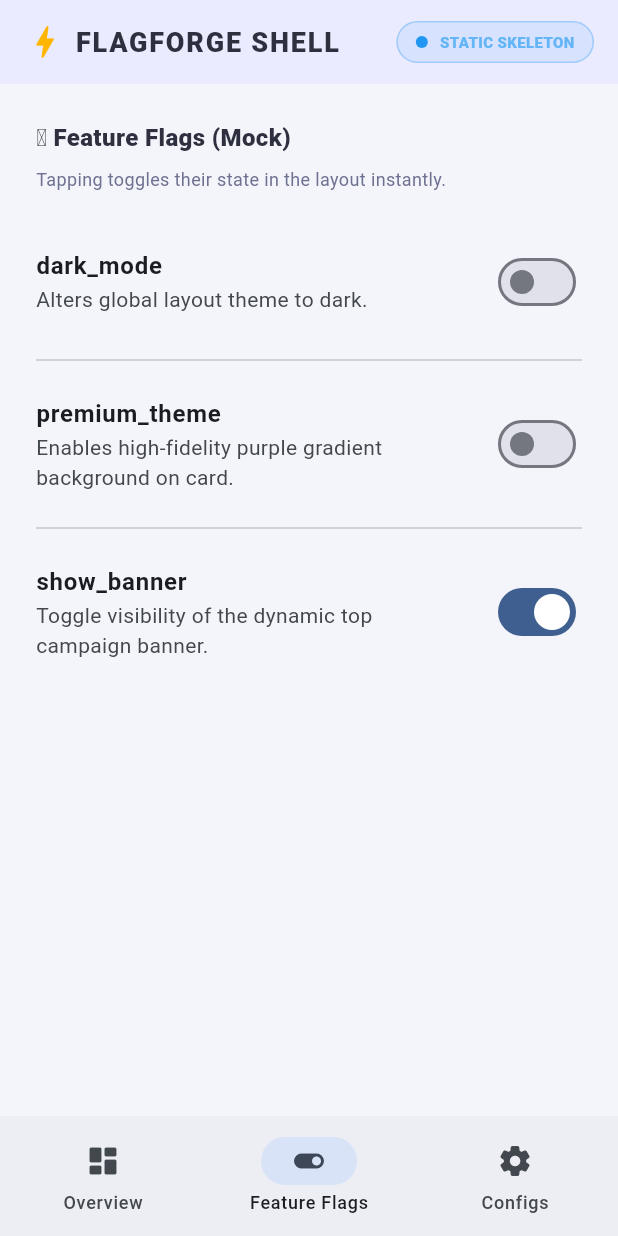
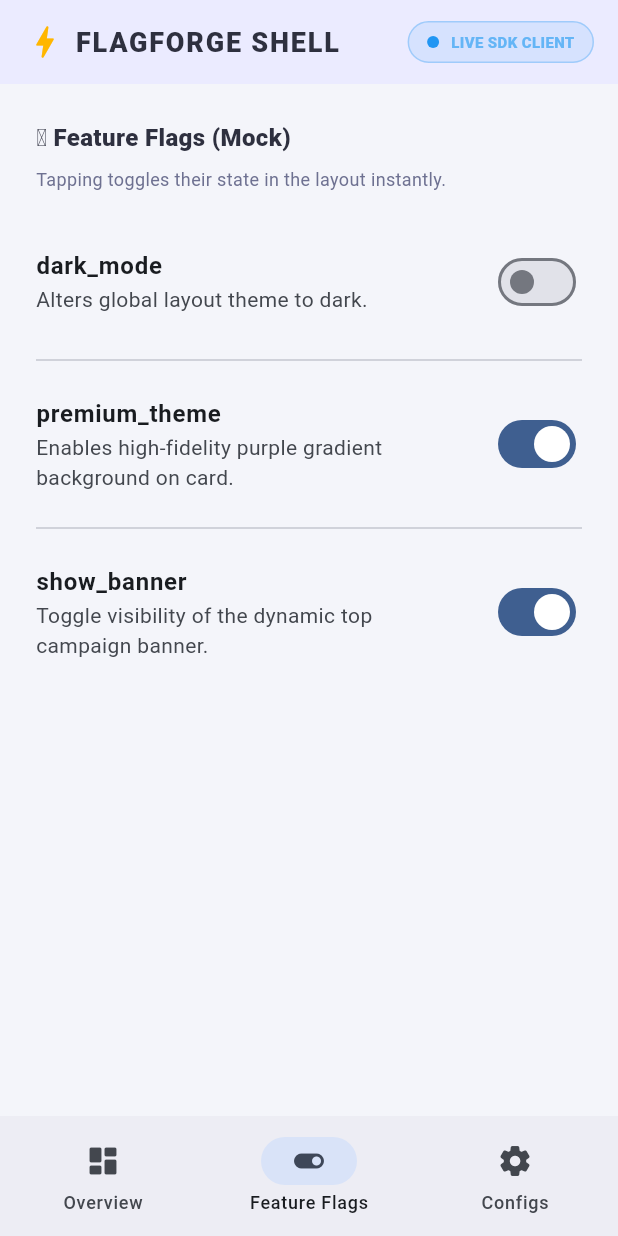
Before and after one commit to tanishpashte/Flagforge, a Flutter app: the screen it shows after launch, item 2 of the bottom bar chosen, after a tap on "dark_mode", on a phone screen of 412 x 824 dp. Run offline on Flutter 3.47's test engine with Material 3 defaults, Android fonts, the phone set to English and light mode, and no system bars; Roboto replaces fonts that are missing (Outfit).

Commit message:
feat: inject change notifier listener to bind ui to local flag cache

```diff
--- a/client_flutter/lib/flagforge_sdk.dart
+++ b/client_flutter/lib/flagforge_sdk.dart
@@ -22,6 +22,62 @@ class FlagForgeClient extends ChangeNotifier {
   });
 
   bool get isInitialized => _isInitialized;
+
+  // Read-only/direct access to cache maps
+  Map<String, dynamic> get flags => _flags;
+  Map<String, dynamic> get configs => _configs;
+
+  // Programmatic setters for local state updating and testing
+  void setFlag(String key, bool isEnabled) {
+    final existing = _flags[key];
+    if (existing is Map<String, dynamic>) {
+      final updated = Map<String, dynamic>.from(existing);
+      updated['is_enabled'] = isEnabled;
+      updated['updated_at'] = DateTime.now().toIso8601String();
+      _flags[key] = updated;
+    } else if (existing is FeatureFlag) {
+      _flags[key] = existing.copyWith(
+        isEnabled: isEnabled,
+        updatedAt: DateTime.now(),
+      );
+    } else {
+      _flags[key] = {
+        'key': key,
+        'is_enabled': isEnabled,
+        'description': 'Locally set flag',
+        'project_id': 0,
+        'updated_at': DateTime.now().toIso8601String(),
+      };
+    }
+    notifyListeners();
+  }
+
+  void setConfig(String key, String value, {String valueType = 'string'}) {
+    final existing = _configs[key];
+    if (existing is Map<String, dynamic>) {
+      final updated = Map<String, dynamic>.from(existing);
+      updated['value'] = value;
+      updated['value_type'] = valueType;
+      updated['updated_at'] = DateTime.now().toIso8601String();
+      _configs[key] = updated;
+    } else if (existing is RemoteConfig) {
+      _configs[key] = existing.copyWith(
+        value: value,
+        valueType: ConfigType.fromString(valueType),
+        updatedAt: DateTime.now(),
+      );
+    } else {
+      _configs[key] = {
+        'key': key,
+        'value': value,
+        'value_type': valueType,
+        'description': 'Locally set config',
+        'project_id': 0,
+        'updated_at': DateTime.now().toIso8601String(),
+      };
+    }
+    notifyListeners();
+  }
 
   // Clean getter for evaluated flags
   bool isEnabled(String key, {bool defaultValue = false}) {
--- a/client_flutter/lib/main.dart
+++ b/client_flutter/lib/main.dart
@@ -1,4 +1,6 @@
+import 'dart:async';
 import 'package:flutter/material.dart';
+import 'flagforge_sdk.dart';
 
 void main() {
   runApp(const FlagForgeExampleApp());
@@ -12,50 +14,54 @@ class FlagForgeExampleApp extends StatefulWidget {
 }
 
 class _FlagForgeExampleAppState extends State<FlagForgeExampleApp> {
-  // Local state representing mock flags and configs (No networking / no state management)
-  bool _darkMode = true;
-  bool _premiumTheme = false;
-  bool _showBanner = true;
-  String _bannerMessage = 'Welcome to FlagForge Static Preview!';
-  String _accentColorHex = '#89B4FA';
+  // Instantiate FlagForgeClient
+  final FlagForgeClient _client = FlagForgeClient();
+  Timer? _mockUpdateTimer;
 
-  // Local state updates
-  void _toggleDarkMode() {
-    setState(() {
-      _darkMode = !_darkMode;
-    });
+  @override
+  void initState() {
+    super.initState();
+    // Default mock data to populate client cache map
+    _client.setFlag('dark_mode', true);
+    _client.setFlag('premium_theme', false);
+    _client.setFlag('show_banner', true);
+    _client.setConfig('banner_message', 'Welcome to FlagForge Client-Side Cache Injection!');
+    _client.setConfig('theme_accent_color', '#89B4FA');
+
+    // Simulate real-time local update to verify visual transformations
+    _mockUpdateTimer = Timer(const Duration(seconds: 3), () {
+      if (mounted) {
+        _client.setFlag('premium_theme', true);
+        _client.setConfig(
+          'banner_message',
+          'UI successfully transformed via local client state update!',
+        );
       }
-
-  void _togglePremiumTheme() {
-    setState(() {
-      _premiumTheme = !_premiumTheme;
-    });
-  }
-
-  void _toggleShowBanner() {
-    setState(() {
-      _showBanner = !_showBanner;
-    });
-  }
-
-  void _updateBannerMessage(String msg) {
-    setState(() {
-      _bannerMessage = msg;
-    });
-  }
-
-  void _updateAccentColor(String hex) {
-    setState(() {
-      _accentColorHex = hex;
     });
   }
 
   @override
+  void dispose() {
+    _mockUpdateTimer?.cancel();
+    _client.dispose();
+    super.dispose();
+  }
+
+  @override
   Widget build(BuildContext context) {
+    return ListenableBuilder(
+      listenable: _client,
+      builder: (context, child) {
+        final darkMode = _client.isEnabled('dark_mode', defaultValue: true);
+        final premiumTheme = _client.isEnabled('premium_theme', defaultValue: false);
+        final showBanner = _client.isEnabled('show_banner', defaultValue: true);
+        final bannerMessage = _client.getConfigValue('banner_message', defaultValue: 'Welcome to FlagForge Static Preview!');
+        final accentColorHex = _client.getConfigValue('theme_accent_color', defaultValue: '#89B4FA');
+
         // Dynamically parse hex color
         Color accentColor = const Color(0xFF89B4FA);
         try {
-      final hex = _accentColorHex.replaceAll('#', '');
+          final hex = accentColorHex.replaceAll('#', '');
           if (hex.length == 6) {
             accentColor = Color(int.parse('FF$hex', radix: 16));
           } else if (hex.length == 8) {
@@ -68,57 +74,47 @@ class _FlagForgeExampleAppState extends State<FlagForgeExampleApp> {
           debugShowCheckedModeBanner: false,
           theme: ThemeData(
             useMaterial3: true,
-        brightness: _darkMode ? Brightness.dark : Brightness.light,
+            brightness: darkMode ? Brightness.dark : Brightness.light,
             colorScheme: ColorScheme.fromSeed(
               seedColor: accentColor,
-          brightness: _darkMode ? Brightness.dark : Brightness.light,
-          surface: _darkMode ? const Color(0xFF0F0F1A) : const Color(0xFFF4F5FA),
+              brightness: darkMode ? Brightness.dark : Brightness.light,
+              surface: darkMode ? const Color(0xFF0F0F1A) : const Color(0xFFF4F5FA),
             ),
             fontFamily: 'Outfit',
           ),
           home: DashboardScreen(
-        darkMode: _darkMode,
-        premiumTheme: _premiumTheme,
-        showBanner: _showBanner,
-        bannerMessage: _bannerMessage,
+            client: _client,
+            darkMode: darkMode,
+            premiumTheme: premiumTheme,
+            showBanner: showBanner,
+            bannerMessage: bannerMessage,
             accentColor: accentColor,
-        accentColorHex: _accentColorHex,
-        onToggleDarkMode: _toggleDarkMode,
-        onTogglePremiumTheme: _togglePremiumTheme,
-        onToggleShowBanner: _toggleShowBanner,
-        onUpdateBannerMessage: _updateBannerMessage,
-        onUpdateAccentColor: _updateAccentColor,
+            accentColorHex: accentColorHex,
           ),
+        );
+      },
     );
   }
 }
 
 class DashboardScreen extends StatefulWidget {
+  final FlagForgeClient client;
   final bool darkMode;
   final bool premiumTheme;
   final bool showBanner;
   final String bannerMessage;
   final Color accentColor;
   final String accentColorHex;
-  final VoidCallback onToggleDarkMode;
-  final VoidCallback onTogglePremiumTheme;
-  final VoidCallback onToggleShowBanner;
-  final ValueChanged<String> onUpdateBannerMessage;
-  final ValueChanged<String> onUpdateAccentColor;
 
   const DashboardScreen({
     super.key,
+    required this.client,
     required this.darkMode,
     required this.premiumTheme,
     required this.showBanner,
     required this.bannerMessage,
     required this.accentColor,
     required this.accentColorHex,
-    required this.onToggleDarkMode,
-    required this.onTogglePremiumTheme,
-    required this.onToggleShowBanner,
-    required this.onUpdateBannerMessage,
-    required this.onUpdateAccentColor,
   });
 
   @override
@@ -127,6 +123,41 @@ class DashboardScreen extends StatefulWidget {
 
 class _DashboardScreenState extends State<DashboardScreen> {
   int _currentIndex = 0;
+  late final TextEditingController _textController;
+  late final TextEditingController _colorController;
+
+  @override
+  void initState() {
+    super.initState();
+    _textController = TextEditingController(text: widget.bannerMessage);
+    _colorController = TextEditingController(text: widget.accentColorHex);
+  }
+
+  @override
+  void didUpdateWidget(covariant DashboardScreen oldWidget) {
+    super.didUpdateWidget(oldWidget);
+    if (widget.bannerMessage != _textController.text && !_textController.value.isComposingRangeValid) {
+      final oldSelection = _textController.selection;
+      _textController.text = widget.bannerMessage;
+      if (oldSelection.isValid && oldSelection.end <= widget.bannerMessage.length) {
+        _textController.selection = oldSelection;
+      }
+    }
+    if (widget.accentColorHex != _colorController.text && !_colorController.value.isComposingRangeValid) {
+      final oldSelection = _colorController.selection;
+      _colorController.text = widget.accentColorHex;
+      if (oldSelection.isValid && oldSelection.end <= widget.accentColorHex.length) {
+        _colorController.selection = oldSelection;
+      }
+    }
+  }
+
+  @override
+  void dispose() {
+    _textController.dispose();
+    _colorController.dispose();
+    super.dispose();
+  }
 
   @override
   Widget build(BuildContext context) {
@@ -180,7 +211,7 @@ class _DashboardScreenState extends State<DashboardScreen> {
                 ),
                 const SizedBox(width: 8),
                 Text(
-                  'STATIC SKELETON',
+                  'LIVE SDK CLIENT',
                   style: TextStyle(
                     fontSize: 10,
                     fontWeight: FontWeight.w800,
@@ -360,12 +391,12 @@ class _DashboardScreenState extends State<DashboardScreen> {
                 crossAxisAlignment: CrossAxisAlignment.start,
                 children: [
                   Text(
-                    '📍 Offline Sandbox Instructions',
+                    '📍 Local Cache Active',
                     style: TextStyle(fontSize: 14, fontWeight: FontWeight.bold, color: textColor),
                   ),
                   const SizedBox(height: 10),
                   Text(
-                    'This is a static visual skeleton layout. Navigate to the Feature Flags or Configs tabs at the bottom to toggle styles locally and preview changes in real time.',
+                    'This screen is connected directly to the FlagForgeClient local cache map. Navigate to the Feature Flags or Configs tabs to toggle styles, modify configurations, and see updates instantly reflected.',
                     style: TextStyle(fontSize: 12, color: subtitleColor, height: 1.5),
                   ),
                 ],
@@ -419,21 +450,21 @@ class _DashboardScreenState extends State<DashboardScreen> {
           title: 'dark_mode',
           description: 'Alters global layout theme to dark.',
           value: widget.darkMode,
-          onChanged: (_) => widget.onToggleDarkMode(),
+          onChanged: (val) => widget.client.setFlag('dark_mode', val),
         ),
         const Divider(),
         _buildSwitchTile(
           title: 'premium_theme',
           description: 'Enables high-fidelity purple gradient background on card.',
           value: widget.premiumTheme,
-          onChanged: (_) => widget.onTogglePremiumTheme(),
+          onChanged: (val) => widget.client.setFlag('premium_theme', val),
         ),
         const Divider(),
         _buildSwitchTile(
           title: 'show_banner',
           description: 'Toggle visibility of the dynamic top campaign banner.',
           value: widget.showBanner,
-          onChanged: (_) => widget.onToggleShowBanner(),
+          onChanged: (val) => widget.client.setFlag('show_banner', val),
         ),
       ],
     );
@@ -458,9 +489,6 @@ class _DashboardScreenState extends State<DashboardScreen> {
   }
 
   Widget _buildConfigsTab(Color textColor, Color subtitleColor) {
-    final textController = TextEditingController(text: widget.bannerMessage);
-    final colorController = TextEditingController(text: widget.accentColorHex);
-
     return ListView(
       padding: const EdgeInsets.all(24.0),
       children: [
@@ -475,21 +503,21 @@ class _DashboardScreenState extends State<DashboardScreen> {
         ),
         const SizedBox(height: 24),
         TextField(
-          controller: textController,
+          controller: _textController,
           decoration: const InputDecoration(
             labelText: 'banner_message (string)',
             border: OutlineInputBorder(),
           ),
-          onChanged: (val) => widget.onUpdateBannerMessage(val),
+          onChanged: (val) => widget.client.setConfig('banner_message', val),
         ),
         const SizedBox(height: 24),
         TextField(
-          controller: colorController,
+          controller: _colorController,
           decoration: const InputDecoration(
             labelText: 'theme_accent_color (string hex)',
             border: OutlineInputBorder(),
           ),
-          onChanged: (val) => widget.onUpdateAccentColor(val),
+          onChanged: (val) => widget.client.setConfig('theme_accent_color', val),
         ),
       ],
     );
```
Also changed, not shown: 1 other file. Lines whose indentation alone changed are shown as unchanged.
